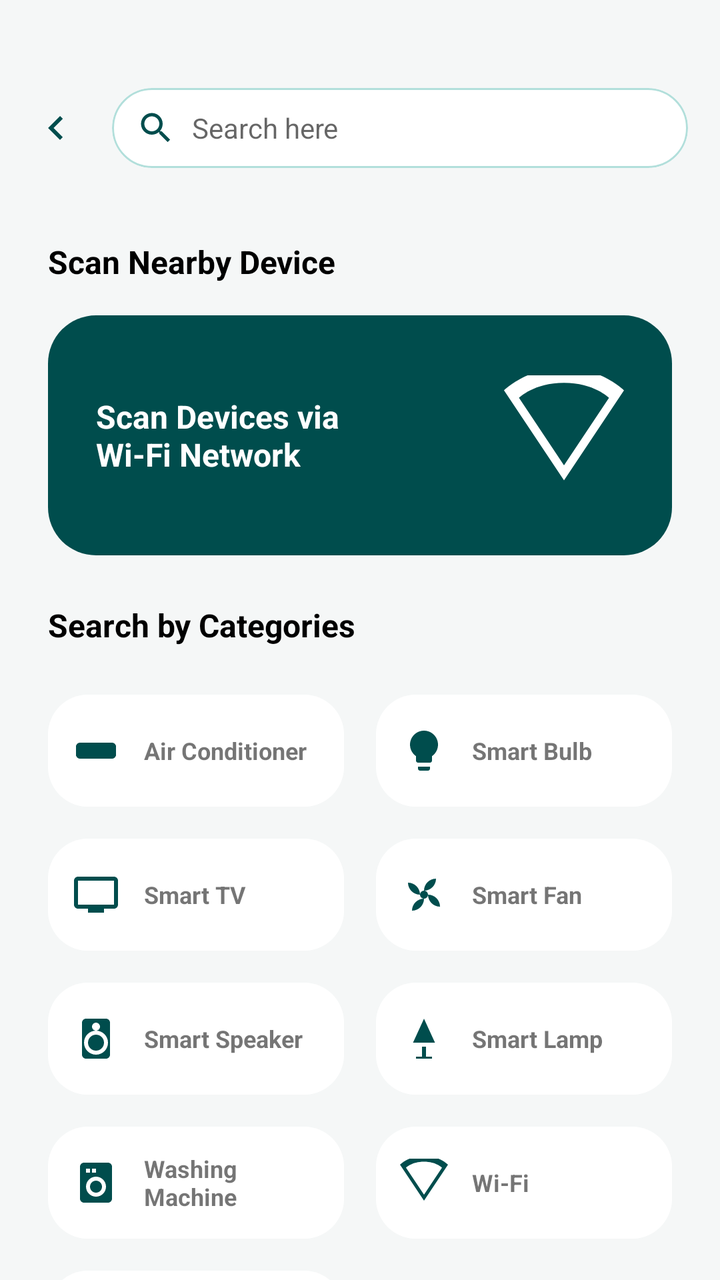
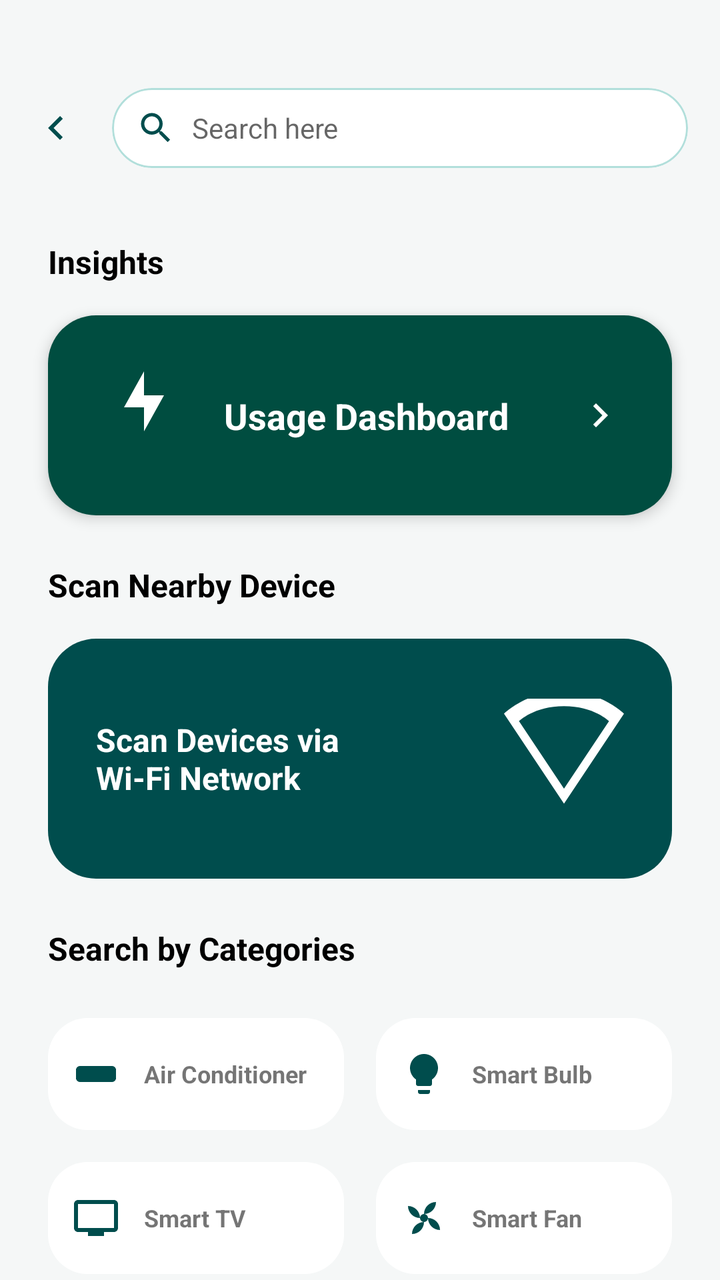

Before-and-after screenshots of an Android layout around one commit, followed by the original layout XML and the change that was made.
<!-- AndroidManifest.xml: application theme Theme.SmartHome -->
<!-- res/layout/activity_device_scan.xml -->
<?xml version="1.0" encoding="utf-8"?>

<androidx.constraintlayout.widget.ConstraintLayout xmlns:android="http://schemas.android.com/apk/res/android"
    xmlns:app="http://schemas.android.com/apk/res-auto"
    android:layout_width="match_parent"
    android:layout_height="match_parent"
    android:background="@color/bg_light">

    
    <androidx.constraintlayout.widget.ConstraintLayout
        android:id="@+id/top_nav"
        android:layout_width="match_parent"
        android:layout_height="64dp"
        android:layout_marginTop="32dp"
        android:paddingHorizontal="16dp"
        app:layout_constraintTop_toTopOf="parent">

        <ImageView
            android:id="@+id/iv_back"
            android:layout_width="24dp"
            android:layout_height="24dp"
            android:src="@drawable/ic_arrow_back"
            android:contentDescription="@string/back"
            app:layout_constraintBottom_toBottomOf="parent"
            app:layout_constraintStart_toStartOf="parent"
            app:layout_constraintTop_toTopOf="parent"
            app:tint="@color/primary_teal" />

        <androidx.cardview.widget.CardView
            android:layout_width="0dp"
            android:layout_height="40dp"
            android:layout_marginStart="16dp"
            app:cardCornerRadius="20dp"
            app:cardElevation="0dp"
            app:layout_constraintBottom_toBottomOf="parent"
            app:layout_constraintEnd_toEndOf="parent"
            app:layout_constraintStart_toEndOf="@id/iv_back"
            app:layout_constraintTop_toTopOf="parent">

            <LinearLayout
                android:layout_width="match_parent"
                android:layout_height="match_parent"
                android:background="@drawable/bg_search_outline"
                android:gravity="center_vertical"
                android:orientation="horizontal"
                android:paddingHorizontal="12dp">

                <ImageView
                    android:layout_width="20dp"
                    android:layout_height="20dp"
                    android:src="@drawable/ic_search"
                    android:contentDescription="Search"
                    app:tint="@color/primary_teal" />

                <EditText
                    android:layout_width="match_parent"
                    android:layout_height="wrap_content"
                    android:layout_marginStart="8dp"
                    android:background="@android:color/transparent"
                    android:hint="Search here"
                    android:imeOptions="actionSearch"
                    android:inputType="text"
                    android:textSize="14sp" />
            </LinearLayout>
        </androidx.cardview.widget.CardView>

    </androidx.constraintlayout.widget.ConstraintLayout>

    <androidx.core.widget.NestedScrollView
        android:layout_width="match_parent"
        android:layout_height="0dp"
        app:layout_constraintBottom_toBottomOf="parent"
        app:layout_constraintTop_toBottomOf="@id/top_nav">

        <LinearLayout
            android:layout_width="match_parent"
            android:layout_height="wrap_content"
            android:orientation="vertical"
            android:paddingBottom="120dp">

            <TextView
                android:layout_width="wrap_content"
                android:layout_height="wrap_content"
                android:layout_marginStart="24dp"
                android:layout_marginTop="24dp"
                android:text="Scan Nearby Device"
                android:textColor="@color/black"
                android:textSize="16sp"
                android:textStyle="bold" />

            
            <androidx.cardview.widget.CardView
                android:id="@+id/cv_scan_nearby"
                android:layout_width="match_parent"
                android:layout_height="120dp"
                android:layout_marginHorizontal="24dp"
                android:layout_marginTop="16dp"
                app:cardCornerRadius="24dp"
                app:cardElevation="0dp"
                android:clickable="true"
                android:focusable="true"
                android:foreground="?attr/selectableItemBackground">

                <androidx.constraintlayout.widget.ConstraintLayout
                    android:layout_width="match_parent"
                    android:layout_height="match_parent"
                    android:background="@color/primary_teal">

                    <TextView
                        android:layout_width="0dp"
                        android:layout_height="wrap_content"
                        android:layout_marginStart="24dp"
                        android:text="Scan Devices via\nWi-Fi Network"
                        android:textColor="@color/white"
                        android:textSize="16sp"
                        android:textStyle="bold"
                        app:layout_constraintBottom_toBottomOf="parent"
                        app:layout_constraintEnd_toStartOf="@id/iv_scan_icon"
                        app:layout_constraintStart_toStartOf="parent"
                        app:layout_constraintTop_toTopOf="parent" />

                    <ImageView
                        android:id="@+id/iv_scan_icon"
                        android:layout_width="60dp"
                        android:layout_height="60dp"
                        android:layout_marginEnd="24dp"
                        android:src="@drawable/ic_wifi"
                        android:contentDescription="Wi-Fi"
                        app:layout_constraintBottom_toBottomOf="parent"
                        app:layout_constraintEnd_toEndOf="parent"
                        app:layout_constraintTop_toTopOf="parent"
                        app:tint="@color/white" />

                </androidx.constraintlayout.widget.ConstraintLayout>
            </androidx.cardview.widget.CardView>

            <TextView
                android:layout_width="wrap_content"
                android:layout_height="wrap_content"
                android:layout_marginStart="24dp"
                android:layout_marginTop="24dp"
                android:text="Search by Categories"
                android:textColor="@color/black"
                android:textSize="16sp"
                android:textStyle="bold" />

            
            <GridLayout
                android:id="@+id/gl_categories"
                android:layout_width="match_parent"
                android:layout_height="wrap_content"
                android:layout_marginHorizontal="16dp"
                android:layout_marginTop="16dp"
                android:columnCount="2"
                android:useDefaultMargins="true">

                
                <androidx.cardview.widget.CardView
                    android:id="@+id/cv_cat_ac"
                    android:layout_width="0dp"
                    android:layout_height="wrap_content"
                    android:layout_columnWeight="1"
                    android:layout_margin="8dp"
                    app:cardCornerRadius="20dp"
                    app:cardElevation="0dp"
                    android:clickable="true"
                    android:focusable="true">

                    <LinearLayout
                        android:layout_width="match_parent"
                        android:layout_height="56dp"
                        android:background="@color/white"
                        android:gravity="center_vertical"
                        android:orientation="horizontal"
                        android:paddingHorizontal="12dp">

                        <ImageView
                            android:layout_width="24dp"
                            android:layout_height="24dp"
                            android:src="@drawable/ic_ac"
                            app:tint="@color/primary_teal" />

                        <TextView
                            android:layout_width="wrap_content"
                            android:layout_height="wrap_content"
                            android:layout_marginStart="12dp"
                            android:text="Air Conditioner"
                            android:textSize="12sp"
                            android:textStyle="bold" />
                    </LinearLayout>
                </androidx.cardview.widget.CardView>

                
                <androidx.cardview.widget.CardView
                    android:id="@+id/cv_cat_bulb"
                    android:layout_width="0dp"
                    android:layout_height="wrap_content"
                    android:layout_columnWeight="1"
                    android:layout_margin="8dp"
                    app:cardCornerRadius="20dp"
                    app:cardElevation="0dp"
                    android:clickable="true"
                    android:focusable="true">

                    <LinearLayout
                        android:layout_width="match_parent"
                        android:layout_height="56dp"
                        android:background="@color/white"
                        android:gravity="center_vertical"
                        android:orientation="horizontal"
                        android:paddingHorizontal="12dp">

                        <ImageView
                            android:layout_width="24dp"
                            android:layout_height="24dp"
                            android:src="@drawable/ic_bulb"
                            app:tint="@color/primary_teal" />

                        <TextView
                            android:layout_width="wrap_content"
                            android:layout_height="wrap_content"
                            android:layout_marginStart="12dp"
                            android:text="Smart Bulb"
                            android:textSize="12sp"
                            android:textStyle="bold" />
                    </LinearLayout>
                </androidx.cardview.widget.CardView>

                
                <androidx.cardview.widget.CardView
                    android:id="@+id/cv_cat_tv"
                    android:layout_width="0dp"
                    android:layout_height="wrap_content"
                    android:layout_columnWeight="1"
                    android:layout_margin="8dp"
                    app:cardCornerRadius="20dp"
                    app:cardElevation="0dp"
                    android:clickable="true"
                    android:focusable="true">

                    <LinearLayout
                        android:layout_width="match_parent"
                        android:layout_height="56dp"
                        android:background="@color/white"
                        android:gravity="center_vertical"
                        android:orientation="horizontal"
                        android:paddingHorizontal="12dp">

                        <ImageView
                            android:layout_width="24dp"
                            android:layout_height="24dp"
                            android:src="@drawable/ic_tv"
                            app:tint="@color/primary_teal" />

                        <TextView
                            android:layout_width="wrap_content"
                            android:layout_height="wrap_content"
                            android:layout_marginStart="12dp"
                            android:text="Smart TV"
                            android:textSize="12sp"
                            android:textStyle="bold" />
                    </LinearLayout>
                </androidx.cardview.widget.CardView>

                
                <androidx.cardview.widget.CardView
                    android:id="@+id/cv_cat_fan"
                    android:layout_width="0dp"
                    android:layout_height="wrap_content"
                    android:layout_columnWeight="1"
                    android:layout_margin="8dp"
                    app:cardCornerRadius="20dp"
                    app:cardElevation="0dp"
                    android:clickable="true"
                    android:focusable="true">

                    <LinearLayout
                        android:layout_width="match_parent"
                        android:layout_height="56dp"
                        android:background="@color/white"
                        android:gravity="center_vertical"
                        android:orientation="horizontal"
                        android:paddingHorizontal="12dp">

                        <ImageView
                            android:layout_width="24dp"
                            android:layout_height="24dp"
                            android:src="@drawable/ic_fan"
                            app:tint="@color/primary_teal" />

                        <TextView
                            android:layout_width="wrap_content"
                            android:layout_height="wrap_content"
                            android:layout_marginStart="12dp"
                            android:text="Smart Fan"
                            android:textSize="12sp"
                            android:textStyle="bold" />
                    </LinearLayout>
                </androidx.cardview.widget.CardView>

                
                <androidx.cardview.widget.CardView
                    android:id="@+id/cv_cat_speaker"
                    android:layout_width="0dp"
                    android:layout_height="wrap_content"
                    android:layout_columnWeight="1"
                    android:layout_margin="8dp"
                    app:cardCornerRadius="20dp"
                    app:cardElevation="0dp"
                    android:clickable="true"
                    android:focusable="true">

                    <LinearLayout
                        android:layout_width="match_parent"
                        android:layout_height="56dp"
                        android:background="@color/white"
                        android:gravity="center_vertical"
                        android:orientation="horizontal"
                        android:paddingHorizontal="12dp">

                        <ImageView
                            android:layout_width="24dp"
                            android:layout_height="24dp"
                            android:src="@drawable/ic_speaker"
                            app:tint="@color/primary_teal" />

                        <TextView
                            android:layout_width="wrap_content"
                            android:layout_height="wrap_content"
                            android:layout_marginStart="12dp"
                            android:text="Smart Speaker"
                            android:textSize="12sp"
                            android:textStyle="bold" />
                    </LinearLayout>
                </androidx.cardview.widget.CardView>

                
                <androidx.cardview.widget.CardView
                    android:id="@+id/cv_cat_lamp"
                    android:layout_width="0dp"
                    android:layout_height="wrap_content"
                    android:layout_columnWeight="1"
                    android:layout_margin="8dp"
                    app:cardCornerRadius="20dp"
                    app:cardElevation="0dp"
                    android:clickable="true"
                    android:focusable="true">

                    <LinearLayout
                        android:layout_width="match_parent"
                        android:layout_height="56dp"
                        android:background="@color/white"
                        android:gravity="center_vertical"
                        android:orientation="horizontal"
                        android:paddingHorizontal="12dp">

                        <ImageView
                            android:layout_width="24dp"
                            android:layout_height="24dp"
                            android:src="@drawable/ic_lamp"
                            app:tint="@color/primary_teal" />

                        <TextView
                            android:layout_width="wrap_content"
                            android:layout_height="wrap_content"
                            android:layout_marginStart="12dp"
                            android:text="Smart Lamp"
                            android:textSize="12sp"
                            android:textStyle="bold" />
                    </LinearLayout>
                </androidx.cardview.widget.CardView>

                
                <androidx.cardview.widget.CardView
                    android:id="@+id/cv_cat_washing_machine"
                    android:layout_width="0dp"
                    android:layout_height="wrap_content"
                    android:layout_columnWeight="1"
                    android:layout_margin="8dp"
                    app:cardCornerRadius="20dp"
                    app:cardElevation="0dp"
                    android:clickable="true"
                    android:focusable="true">

                    <LinearLayout
                        android:layout_width="match_parent"
                        android:layout_height="56dp"
                        android:background="@color/white"
                        android:gravity="center_vertical"
                        android:orientation="horizontal"
                        android:paddingHorizontal="12dp">

                        <ImageView
                            android:layout_width="24dp"
                            android:layout_height="24dp"
                            android:src="@drawable/ic_washing_machine"
                            app:tint="@color/primary_teal" />

                        <TextView
                            android:layout_width="wrap_content"
                            android:layout_height="wrap_content"
                            android:layout_marginStart="12dp"
                            android:text="Washing Machine"
                            android:textSize="12sp"
                            android:textStyle="bold" />
                    </LinearLayout>
                </androidx.cardview.widget.CardView>

                
                <androidx.cardview.widget.CardView
                    android:id="@+id/cv_cat_wifi"
                    android:layout_width="0dp"
                    android:layout_height="wrap_content"
                    android:layout_columnWeight="1"
                    android:layout_margin="8dp"
                    app:cardCornerRadius="20dp"
                    app:cardElevation="0dp"
                    android:clickable="true"
                    android:focusable="true">

                    <LinearLayout
                        android:layout_width="match_parent"
                        android:layout_height="56dp"
                        android:background="@color/white"
                        android:gravity="center_vertical"
                        android:orientation="horizontal"
                        android:paddingHorizontal="12dp">

                        <ImageView
                            android:layout_width="24dp"
                            android:layout_height="24dp"
                            android:src="@drawable/ic_wifi"
                            app:tint="@color/primary_teal" />

                        <TextView
                            android:layout_width="wrap_content"
                            android:layout_height="wrap_content"
                            android:layout_marginStart="12dp"
                            android:text="Wi-Fi"
                            android:textSize="12sp"
                            android:textStyle="bold" />
                    </LinearLayout>
                </androidx.cardview.widget.CardView>

                
                <androidx.cardview.widget.CardView
                    android:id="@+id/cv_cat_dvd"
                    android:layout_width="0dp"
                    android:layout_height="wrap_content"
                    android:layout_columnWeight="1"
                    android:layout_margin="8dp"
                    app:cardCornerRadius="20dp"
                    app:cardElevation="0dp"
                    android:clickable="true"
                    android:focusable="true">

                    <LinearLayout
                        android:layout_width="match_parent"
                        android:layout_height="56dp"
                        android:background="@color/white"
                        android:gravity="center_vertical"
                        android:orientation="horizontal"
                        android:paddingHorizontal="12dp">

                        <ImageView
                            android:layout_width="24dp"
                            android:layout_height="24dp"
                            android:src="@drawable/ic_dvd_player"
                            app:tint="@color/primary_teal" />

                        <TextView
                            android:layout_width="wrap_content"
                            android:layout_height="wrap_content"
                            android:layout_marginStart="12dp"
                            android:text="DVD Player"
                            android:textSize="12sp"
                            android:textStyle="bold" />
                    </LinearLayout>
                </androidx.cardview.widget.CardView>

            </GridLayout>

        </LinearLayout>
    </androidx.core.widget.NestedScrollView>

</androidx.constraintlayout.widget.ConstraintLayout>
<!-- resources referenced by this layout -->
<resources>
  <color name="bg_light">#F5F7F7</color>
  <color name="black">#000000</color>
  <color name="primary_teal">#004D4D</color>
  <color name="white">#FFFFFF</color>
  <!-- drawable bg_search_outline (drawable) -->
  <?xml version="1.0" encoding="utf-8"?>
  <shape xmlns:android="http://schemas.android.com/apk/res/android">
      <stroke android:width="1dp" android:color="#B2DFDB" />
      <corners android:radius="20dp" />
      <solid android:color="@color/white" />
  </shape>
  <!-- drawable ic_ac (drawable) -->
  <vector xmlns:android="http://schemas.android.com/apk/res/android"
      android:width="60dp"
      android:height="40dp"
      android:viewportWidth="60"
      android:viewportHeight="40">
    <path
        android:pathData="M50,10H10C7.24,10 5,12.24 5,15v10c0,2.76 2.24,5 5,5h40c2.76,0 5,-2.24 5,-5V15C55,12.24 52.76,10 50,10z"
        android:fillColor="#E0E0E0"/>
    <path
        android:pathData="M45,20H15v-5h30V20z"
        android:fillColor="#BDBDBD"/>
  </vector>
  <!-- drawable ic_arrow_back (drawable) -->
  <vector xmlns:android="http://schemas.android.com/apk/res/android"
      android:width="24dp"
      android:height="24dp"
      android:viewportWidth="24"
      android:viewportHeight="24">
    <path
        android:pathData="M15.41,16.59L10.83,12L15.41,7.41L14,6L8,12L14,18L15.41,16.59Z"
        android:fillColor="#000000"/>
  </vector>
  <!-- drawable ic_dvd_player (drawable) -->
  <vector xmlns:android="http://schemas.android.com/apk/res/android"
      android:width="24dp"
      android:height="24dp"
      android:viewportWidth="24"
      android:viewportHeight="24">
    <path
        android:fillColor="#004D4D"
        android:pathData="M2,15h20v4H2v-4zm16,2h2v-1h-2v1zM2,5h20v8H2V5zm10,6c1.66,0 3,-1.34 3,-3s-1.34,-3 -3,-3s-3,1.34 -3,3s1.34,3 3,3z"/>
  </vector>
  <!-- drawable ic_lamp (drawable) -->
  <vector xmlns:android="http://schemas.android.com/apk/res/android"
      android:width="24dp"
      android:height="24dp"
      android:viewportWidth="24"
      android:viewportHeight="24">
    <path
        android:fillColor="#004D4D"
        android:pathData="M12,2L6.5,14h11L12,2zM11,16h2v5h-2v-5zM8,21h8v1H8v-1z"/>
  </vector>
  <!-- drawable ic_tv (drawable) -->
  <vector xmlns:android="http://schemas.android.com/apk/res/android"
      android:width="24dp"
      android:height="24dp"
      android:viewportWidth="24"
      android:viewportHeight="24">
    <path
        android:fillColor="#004D4D"
        android:pathData="M21,3H3C1.9,3 1,3.9 1,5v12c0,1.1 0.9,2 2,2h5v2h8v-2h5c1.1,0 1.99,-0.9 1.99,-2L23,5C23,3.9 22.1,3 21,3zM21,17H3V5h18V17z"/>
  </vector>
  <!-- drawable ic_wifi (drawable) -->
  <vector xmlns:android="http://schemas.android.com/apk/res/android"
      android:width="24dp"
      android:height="24dp"
      android:viewportWidth="24"
      android:viewportHeight="24">
    <path
        android:fillColor="#004D4D"
        android:pathData="M12,21l-12,-18c0,0 4.5,-4.5 12,-4.5s12,4.5 12,4.5l-12,18zM12,18l9,-13.5c0,0 -3,-3 -9,-3s-9,3 -9,3l9,13.5z"/>
  </vector>
  <string name="back">Back</string>
  <style name="Theme.SmartHome" parent="Base.Theme.SmartHome" />
  <style name="Base.Theme.SmartHome" parent="Theme.MaterialComponents.Light.NoActionBar">
          
          <item name="android:colorBackground">@color/background_light</item>
          <item name="android:windowLightStatusBar">true</item>
          <item name="android:statusBarColor">@color/white</item>
      </style>
  <color name="background_light">#F5F7F7</color>
  <!-- unchanged entries left out for length: 5 -->
</resources>

<!-- the commit's change to res/layout/activity_device_scan.xml (unified diff, before → after) -->
@@ -77,6 +77,71 @@
             android:layout_height="wrap_content"
             android:orientation="vertical"
             android:paddingBottom="120dp">
+
+            <TextView
+                android:layout_width="wrap_content"
+                android:layout_height="wrap_content"
+                android:layout_marginStart="24dp"
+                android:layout_marginTop="24dp"
+                android:text="Insights"
+                android:textColor="@color/black"
+                android:textSize="16sp"
+                android:textStyle="bold" />
+
+            
+            <androidx.cardview.widget.CardView
+                android:id="@+id/cv_usage_dashboard"
+                android:layout_width="match_parent"
+                android:layout_height="100dp"
+                android:layout_marginHorizontal="24dp"
+                android:layout_marginTop="16dp"
+                app:cardCornerRadius="24dp"
+                app:cardElevation="4dp"
+                android:clickable="true"
+                android:focusable="true"
+                android:foreground="?attr/selectableItemBackground">
+
+                <androidx.constraintlayout.widget.ConstraintLayout
+                    android:layout_width="match_parent"
+                    android:layout_height="match_parent"
+                    android:background="#004D40">
+
+                    <ImageView
+                        android:id="@+id/iv_stats_icon"
+                        android:layout_width="48dp"
+                        android:layout_height="48dp"
+                        android:layout_marginStart="24dp"
+                        android:src="@drawable/ic_lightning"
+                        app:layout_constraintBottom_toBottomOf="parent"
+                        app:layout_constraintStart_toStartOf="parent"
+                        app:layout_constraintTop_toTopOf="parent"
+                        app:tint="@color/white" />
+
+                    <TextView
+                        android:layout_width="wrap_content"
+                        android:layout_height="wrap_content"
+                        android:layout_marginStart="16dp"
+                        android:text="Usage Dashboard"
+                        android:textColor="@color/white"
+                        android:textSize="18sp"
+                        android:textStyle="bold"
+                        app:layout_constraintBottom_toBottomOf="parent"
+                        app:layout_constraintStart_toEndOf="@id/iv_stats_icon"
+                        app:layout_constraintTop_toTopOf="parent" />
+
+                    <ImageView
+                        android:layout_width="24dp"
+                        android:layout_height="24dp"
+                        android:layout_marginEnd="24dp"
+                        android:src="@drawable/ic_arrow_back"
+                        android:rotation="180"
+                        app:layout_constraintBottom_toBottomOf="parent"
+                        app:layout_constraintEnd_toEndOf="parent"
+                        app:layout_constraintTop_toTopOf="parent"
+                        app:tint="@color/white" />
+
+                </androidx.constraintlayout.widget.ConstraintLayout>
+            </androidx.cardview.widget.CardView>
 
             <TextView
                 android:layout_width="wrap_content"
<!-- resource entries referenced after the edit -->
@@ -54,6 +54,16 @@
         android:fillColor="#004D4D"
         android:pathData="M12,2L6.5,14h11L12,2zM11,16h2v5h-2v-5zM8,21h8v1H8v-1z"/>
   </vector>
+  <!-- drawable ic_lightning (drawable) -->
+  <vector xmlns:android="http://schemas.android.com/apk/res/android"
+      android:width="24dp"
+      android:height="24dp"
+      android:viewportWidth="24"
+      android:viewportHeight="24">
+    <path
+        android:fillColor="#004D4D"
+        android:pathData="M7,10l5,-9v6h5l-5,9v-6z"/>
+  </vector>
   <!-- drawable ic_tv (drawable) -->
   <vector xmlns:android="http://schemas.android.com/apk/res/android"
       android:width="24dp"
